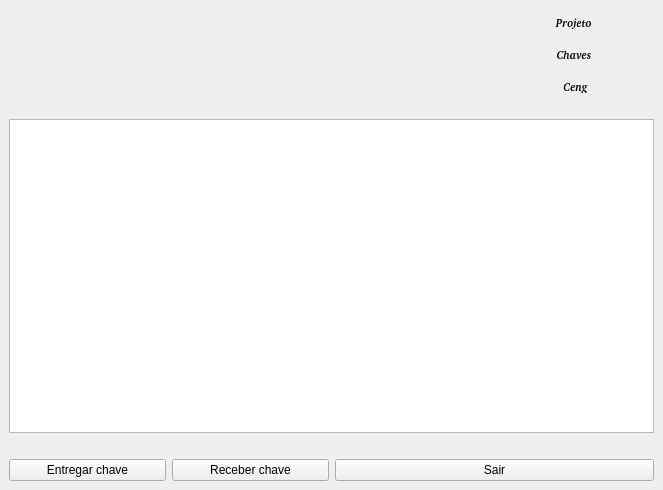
Above: nivel1.ui from walkermarcos/Chaves before the change. Below: the same form after it.
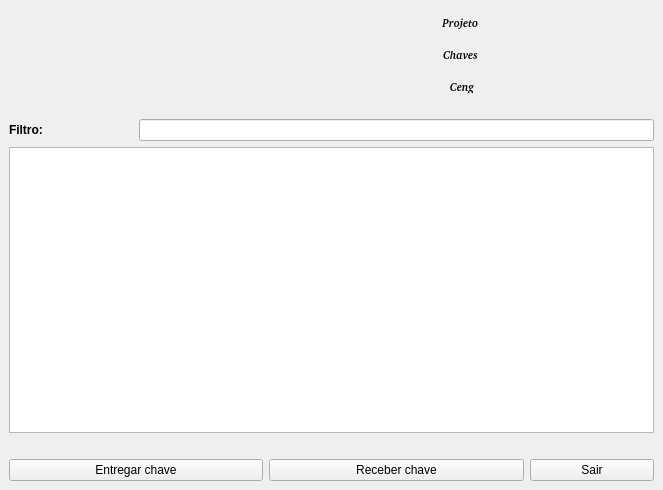
That is the form after the change. Icons and pictures are not drawn.

Commit message: Filtro nivel1,autos completo

Diff of the .ui file:
```diff
--- a/nivel1.ui
+++ b/nivel1.ui
@@ -42,62 +42,21 @@
    <enum>Qt::LeftToRight</enum>
   </property>
   <widget class="QWidget" name="centralwidget">
+   <property name="sizePolicy">
+    <sizepolicy hsizetype="Expanding" vsizetype="Expanding">
+     <horstretch>0</horstretch>
+     <verstretch>0</verstretch>
+    </sizepolicy>
+   </property>
    <layout class="QGridLayout" name="gridLayout">
-    <item row="7" column="2" colspan="2">
-     <widget class="QPushButton" name="but_sair">
-      <property name="text">
-       <string>Sair</string>
-      </property>
-     </widget>
-    </item>
-    <item row="7" column="0">
-     <widget class="QPushButton" name="but_entr">
-      <property name="text">
-       <string>Entregar chave</string>
-      </property>
-     </widget>
-    </item>
-    <item row="5" column="0" colspan="4">
-     <spacer name="horizontalSpacer_2">
-      <property name="orientation">
-       <enum>Qt::Horizontal</enum>
-      </property>
-      <property name="sizeHint" stdset="0">
-       <size>
-        <width>40</width>
-        <height>20</height>
-       </size>
-      </property>
-     </spacer>
-    </item>
-    <item row="7" column="1">
-     <widget class="QPushButton" name="but_rec">
-      <property name="text">
-       <string>Receber chave</string>
-      </property>
-     </widget>
-    </item>
-    <item row="3" column="0" colspan="4">
-     <spacer name="horizontalSpacer">
-      <property name="orientation">
-       <enum>Qt::Horizontal</enum>
-      </property>
-      <property name="sizeHint" stdset="0">
-       <size>
-        <width>40</width>
-        <height>20</height>
-       </size>
-      </property>
-     </spacer>
-    </item>
-    <item row="1" column="0" colspan="2">
+    <item row="0" column="0" colspan="3">
      <widget class="QLabel" name="label">
       <property name="text">
        <string>&lt;html&gt;&lt;head/&gt;&lt;body&gt;&lt;p&gt;&lt;img src=&quot;:/logo/logo_ufpel.png&quot;/&gt;&lt;/p&gt;&lt;/body&gt;&lt;/html&gt;</string>
       </property>
      </widget>
     </item>
-    <item row="1" column="3">
+    <item row="0" column="3">
      <widget class="QLabel" name="label_2">
       <property name="font">
        <font>
@@ -113,7 +72,55 @@
       </property>
      </widget>
     </item>
-    <item row="4" column="0" colspan="4">
+    <item row="1" column="0" colspan="5">
+     <spacer name="horizontalSpacer">
+      <property name="orientation">
+       <enum>Qt::Horizontal</enum>
+      </property>
+      <property name="sizeHint" stdset="0">
+       <size>
+        <width>642</width>
+        <height>20</height>
+       </size>
+      </property>
+     </spacer>
+    </item>
+    <item row="2" column="0">
+     <widget class="QLabel" name="label_3">
+      <property name="sizePolicy">
+       <sizepolicy hsizetype="Maximum" vsizetype="Minimum">
+        <horstretch>0</horstretch>
+        <verstretch>0</verstretch>
+       </sizepolicy>
+      </property>
+      <property name="maximumSize">
+       <size>
+        <width>16777211</width>
+        <height>90</height>
+       </size>
+      </property>
+      <property name="font">
+       <font>
+        <weight>75</weight>
+        <bold>true</bold>
+       </font>
+      </property>
+      <property name="text">
+       <string>Filtro:</string>
+      </property>
+     </widget>
+    </item>
+    <item row="2" column="1" colspan="4">
+     <widget class="QLineEdit" name="lineEdit">
+      <property name="sizePolicy">
+       <sizepolicy hsizetype="Expanding" vsizetype="Fixed">
+        <horstretch>0</horstretch>
+        <verstretch>0</verstretch>
+       </sizepolicy>
+      </property>
+     </widget>
+    </item>
+    <item row="3" column="0" colspan="5">
      <widget class="QTableWidget" name="tableWidget">
       <property name="editTriggers">
        <set>QAbstractItemView::NoEditTriggers</set>
@@ -135,6 +142,46 @@
       </attribute>
      </widget>
     </item>
+    <item row="4" column="0" colspan="5">
+     <spacer name="horizontalSpacer_2">
+      <property name="orientation">
+       <enum>Qt::Horizontal</enum>
+      </property>
+      <property name="sizeHint" stdset="0">
+       <size>
+        <width>642</width>
+        <height>20</height>
+       </size>
+      </property>
+     </spacer>
+    </item>
+    <item row="5" column="0" colspan="2">
+     <widget class="QPushButton" name="but_entr">
+      <property name="sizePolicy">
+       <sizepolicy hsizetype="Preferred" vsizetype="Fixed">
+        <horstretch>0</horstretch>
+        <verstretch>0</verstretch>
+       </sizepolicy>
+      </property>
+      <property name="text">
+       <string>Entregar chave</string>
+      </property>
+     </widget>
+    </item>
+    <item row="5" column="2" colspan="2">
+     <widget class="QPushButton" name="but_rec">
+      <property name="text">
+       <string>Receber chave</string>
+      </property>
+     </widget>
+    </item>
+    <item row="5" column="4">
+     <widget class="QPushButton" name="but_sair">
+      <property name="text">
+       <string>Sair</string>
+      </property>
+     </widget>
+    </item>
    </layout>
   </widget>
  </widget>
```
The commit also changes 4 other files.
